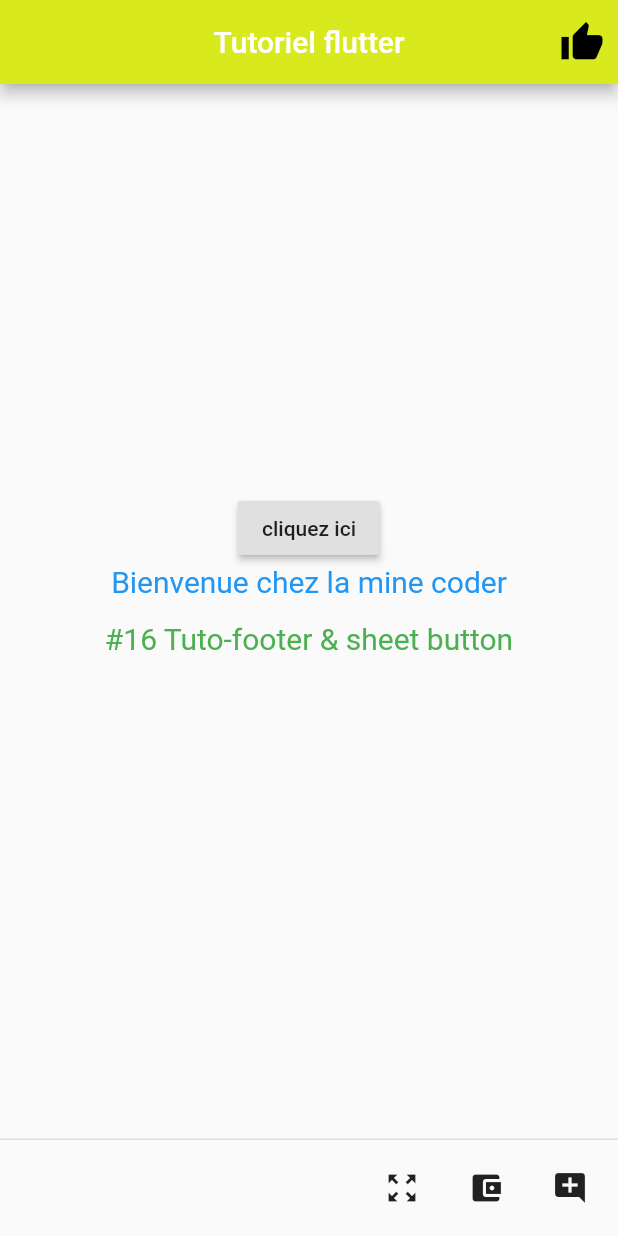
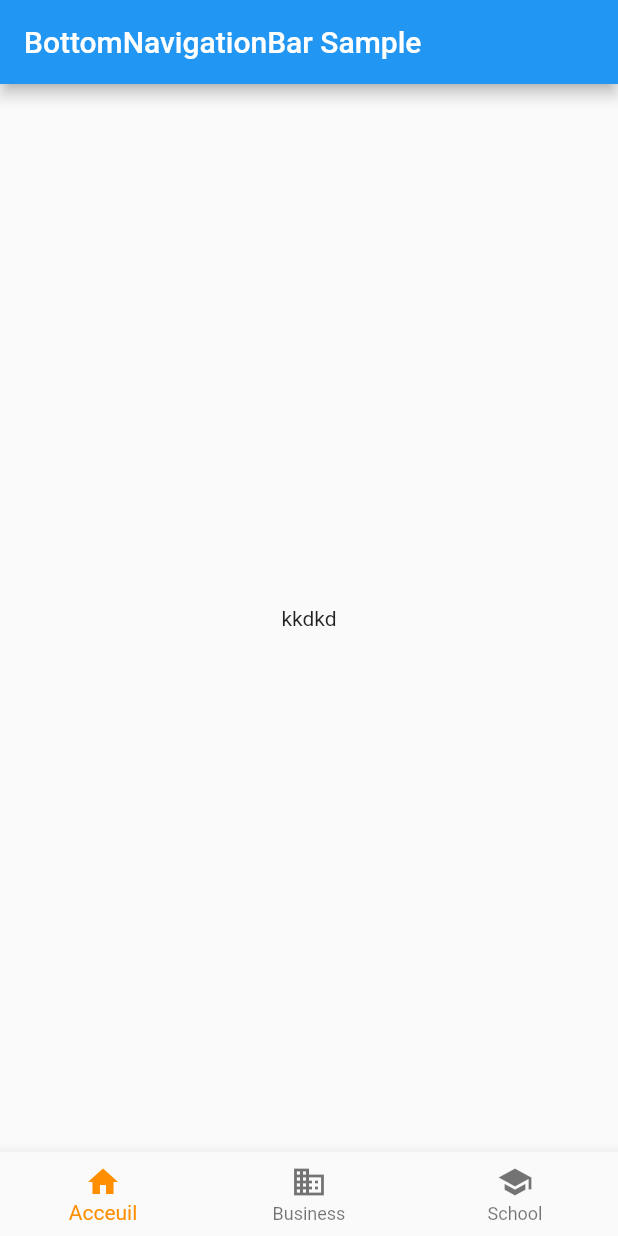
Before and after one commit to lamine785260388/fluttettuto, a Flutter app: the screen it shows after launch, on a phone screen of 412 x 824 dp. Run offline on Flutter 3.47's test engine with Material 2 defaults, Android fonts, the phone set to English and light mode, and no system bars.

Commit message:
bottom navigation

```diff
--- /dev/null
+++ b/lib/Bottom-NavigationBar-BarredeNavigation.dart
@@ -0,0 +1,69 @@
+import 'package:flutter/material.dart';
+
+class MyStatefulWidget extends StatefulWidget {
+  const MyStatefulWidget({Key? key}) : super(key: key);
+
+  @override
+  State<MyStatefulWidget> createState() => _MyStatefulWidgetState();
+}
+
+class _MyStatefulWidgetState extends State<MyStatefulWidget> {
+  int _selectedIndex = 0;
+  static const TextStyle optionStyle =
+      TextStyle(fontSize: 30, fontWeight: FontWeight.bold);
+  static const List<Widget> _widgetOptions = <Widget>[
+    Text(
+      'Index 0: Acceuil',
+      style: optionStyle,
+    ),
+    Text(
+      'Index 1: Business',
+      style: optionStyle,
+    ),
+    Text(
+      'Index 2: School',
+      style: optionStyle,
+    ),
+  ];
+
+  void _onItemTapped(int index) {
+    setState(() {
+      _selectedIndex = index;
+    });
+  }
+
+  @override
+  Widget build(BuildContext context) {
+    return Scaffold(
+      appBar: AppBar(
+        title: const Text('BottomNavigationBar Sample'),
+      ),
+      body: Center(
+          child: Column(
+        mainAxisAlignment: MainAxisAlignment.center,
+        children: <Widget>[
+          Text("kkdkd"),
+        ],
+      )),
+      bottomNavigationBar: BottomNavigationBar(
+        items: const <BottomNavigationBarItem>[
+          BottomNavigationBarItem(
+            icon: Icon(Icons.home),
+            label: 'Acceuil',
+          ),
+          BottomNavigationBarItem(
+            icon: Icon(Icons.business),
+            label: 'Business',
+          ),
+          BottomNavigationBarItem(
+            icon: Icon(Icons.school),
+            label: 'School',
+          ),
+        ],
+        currentIndex: _selectedIndex,
+        selectedItemColor: Colors.amber[800],
+        onTap: _onItemTapped,
+      ),
+    );
+  }
+}
--- a/lib/footer&sheet.dart
+++ b/lib/footer&sheet.dart
@@ -49,7 +49,7 @@ class _FooterSheetState extends State<FooterSheet> {
               size: 30,
               color: Colors.black,
             ),
-            onPressed: null,
+            onPressed: () => show("U aime"),
           ),
         ],
       ),
--- a/lib/main.dart
+++ b/lib/main.dart
@@ -3,6 +3,7 @@ import 'package:tutoflutter1/footer&sheet.dart';
 import 'package:tutoflutter1/slider&switch.dart';
 
 import 'Appbar.dart';
+import 'Bottom-NavigationBar-BarredeNavigation.dart';
 import 'TextField.dart';
 import 'drawerMenu.dart';
 
@@ -22,7 +23,7 @@ class MyApp extends StatelessWidget {
       // theme: ThemeData(
       //   primarySwatch: Colors.brown,
       // ),
-      home: FooterSheet(),
+      home: MyStatefulWidget(),
     );
   }
 }
```
